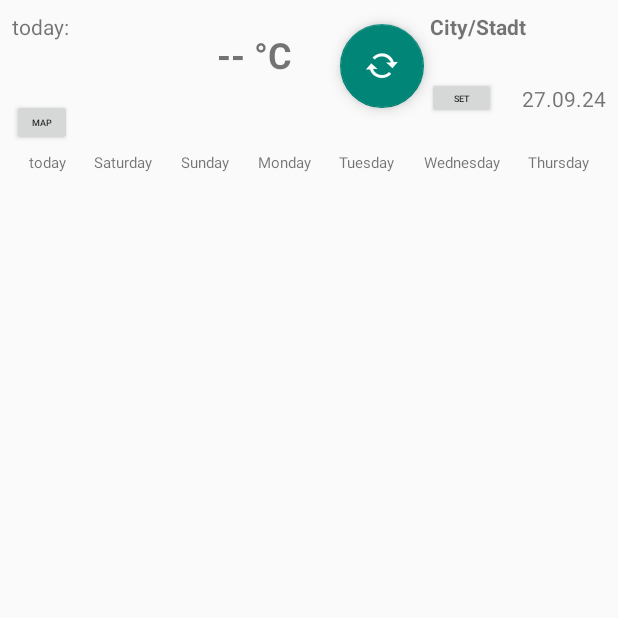
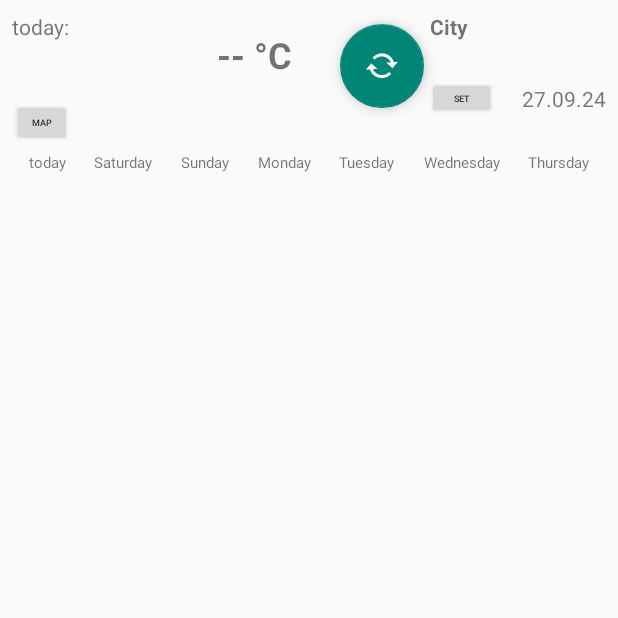
Before and after one commit to phasenrauscher/Bicyweather, an Android app: the screen it shows after launch (MainActivity), on a phone screen of 412 x 824 dp, the top half of it. Run offline under Robolectric (Android 15) with nearby library versions, the phone set to English and light mode, and no system bars.

Commit message:
Merge remote-tracking branch 'github/master'

```diff
--- a/app/src/main/java/de/phasenrauscher/bicyweather/MainActivity.java
+++ b/app/src/main/java/de/phasenrauscher/bicyweather/MainActivity.java
@@ -610,6 +610,8 @@ public class MainActivity extends AppCompatActivity{
                 if (stations.getKey().equals(GCLStationsOnWeb.get(nine_seventy))) {
                     //19SEPT22
                     //System.out.format("Name: %s \n", stations.getValue().ReadWeatherStationsName() + stations.getKey());
+                    //System.out.format("%s \n", stations.getValue().ReadWeatherStationsName()+", " + stations.getValue().ReadWeatherStationsLatitude() + "'N , " + stations.getValue().ReadWeatherStationsLongitude() + "'E");
+                    //System.out.format("%s \n", stations.getValue().ReadWeatherStationsName());
                     GCLavailableWeatherStations.put(stations.getKey(), stations.getValue());
                 }
             }
@@ -1866,7 +1868,7 @@ public class MainActivity extends AppCompatActivity{
 
     // Create defaults if data base does not exits:
     String location_default = "10776";
-    String locationName_default = "City/Stadt";
+    String locationName_default = "City";
     String[] Icons_default = {"empty", "empty", "empty", "empty", "empty", "empty", "empty", "empty", "empty", "empty", "empty", "empty", "empty", "empty", "empty", "empty", "empty", "empty", "empty", "empty", "empty", "empty", "empty", "empty", "empty", "empty", "empty", "empty", "empty", "empty"};
     String[] minmaxtemps_default = {"--", "--", "--", "--", "--", "--", "--", "--", "--", "--", "--", "--", "--", "--"};
 
```
Also changed, not shown: app/src/main/java/de/phasenrauscher/bicyweather/Map.java (+5 -3 lines).
